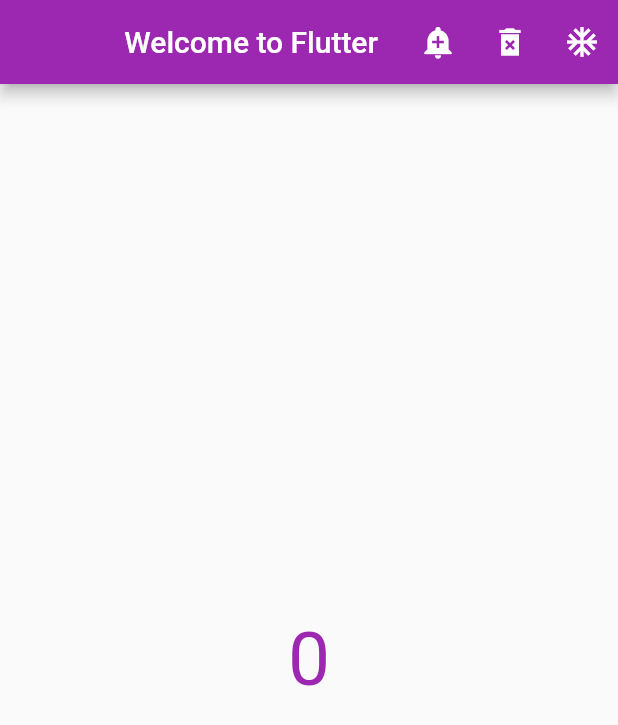
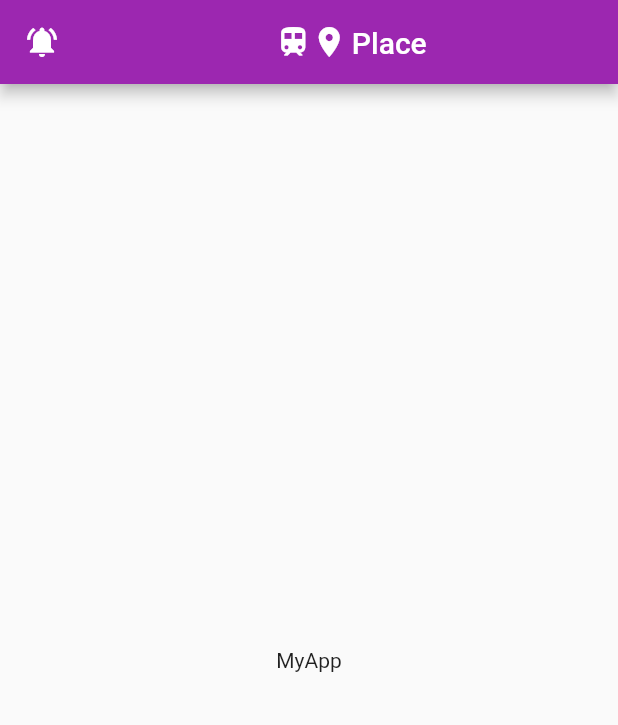
Before and after one commit to chakrit27/flutter_d2-week9, a Flutter app: the screen it shows after launch, on a phone screen of 412 x 824 dp. Shown: the top 725 px of the screen. Run offline on Flutter 3.47's test engine with Material 2 defaults, Android fonts, the phone set to English and light mode, and no system bars.

Commit message:
update v3

```diff
--- a/lib/screens/home.dart
+++ b/lib/screens/home.dart
@@ -1,7 +1,8 @@
 import 'package:flutter/material.dart';
-import 'appbar_demo.dart';
 // import 'scaffold_demo.dart';
 // import 'floataction_demo.dart';
+// import 'appbar_demo.dart';
+import 'title_demo.dart';
 
 class MyApp extends StatelessWidget {
   const MyApp({Key? key}) : super(key: key);
@@ -11,7 +12,7 @@ class MyApp extends StatelessWidget {
     return MaterialApp(
       title: 'Flutter App Devalopment',
       debugShowCheckedModeBanner: false,
-      home: const AppBarDemo(),
+      home: const TitleDemo(),
       theme: ThemeData(primarySwatch: Colors.purple),
     );
   }
--- /dev/null
+++ b/lib/screens/title_demo.dart
@@ -0,0 +1,50 @@
+import 'package:flutter/material.dart';
+
+class TitleDemo extends StatelessWidget {
+  const TitleDemo({Key? key}) : super(key: key);
+
+  @override
+  Widget build(BuildContext context) {
+    return Scaffold(
+      appBar: AppBar(
+        centerTitle: true,
+        title: IconTitleWidget(),
+        leading: IconButton(
+          onPressed: () {
+            showAlert(context);
+          },
+          icon: Icon(Icons.notifications_active),
+        ),
+      ),
+      body: Center(
+        child: Text("MyApp"),
+      ),
+    );
+  }
+}
+
+void showAlert(BuildContext context) {
+  showDialog(
+    context: context,
+    builder: (context) => AlertDialog(
+      content: Text("Hi"),
+    ),
+  );
+}
+
+class IconTitleWidget extends StatelessWidget {
+  const IconTitleWidget({Key? key}) : super(key: key);
+
+  Widget build(BuildContext context) {
+    return Row(
+      mainAxisAlignment: MainAxisAlignment.center,
+      crossAxisAlignment: CrossAxisAlignment.end,
+      children: [
+        Icon(Icons.train),
+        Icon(Icons.place),
+        SizedBox(width: 3.0),
+        Text("Place"),
+      ],
+    );
+  }
+}
```
